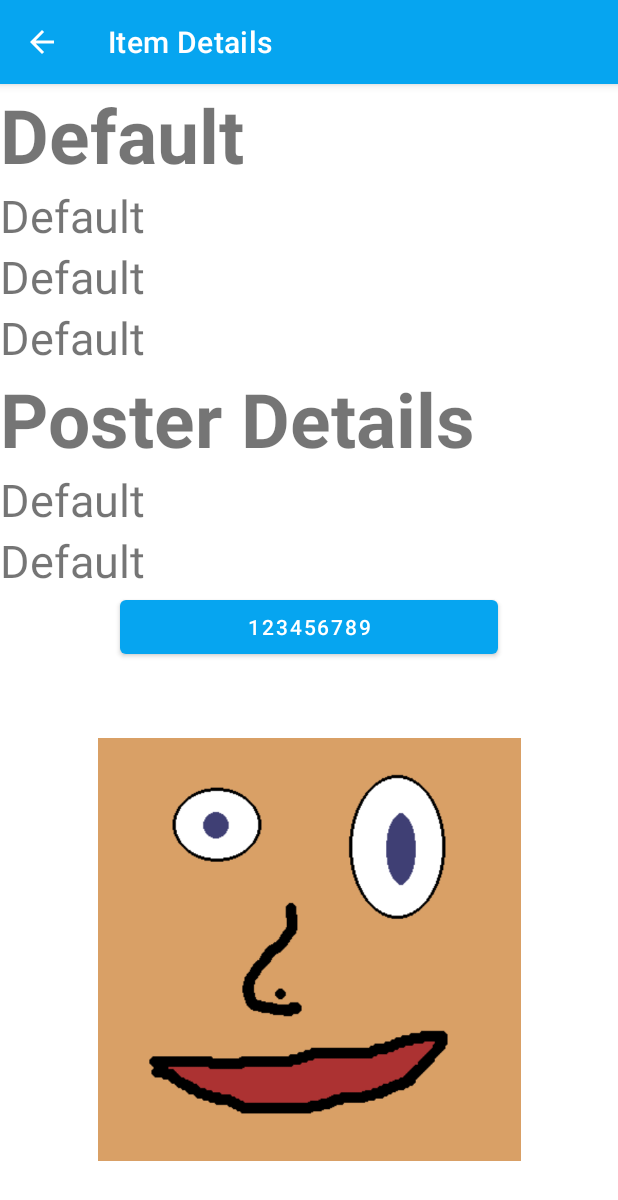
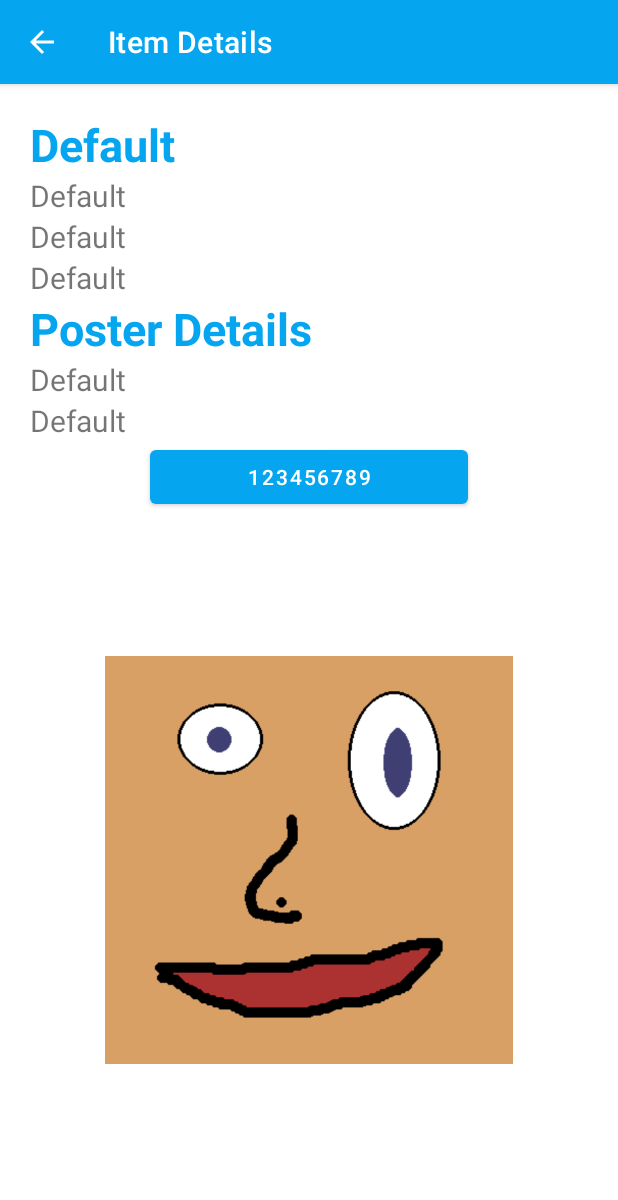
Before and after one commit to MatthewFraser22/CP470-Losty, an Android app: the ItemProfile screen opened directly, with no data from a screen before it, on a phone screen of 412 x 824 dp. Shown: the top 1200 px of the screen. Run offline under Robolectric (Android 15) with nearby library versions, the phone set to English and light mode, and no system bars; 1 statement that could not run was skipped.

Commit message:
Added Signout to the profile page & made UI changs

```diff
--- a/app/src/main/res/layout/activity_item_profile.xml
+++ b/app/src/main/res/layout/activity_item_profile.xml
@@ -4,6 +4,7 @@
     xmlns:tools="http://schemas.android.com/tools"
     android:layout_width="match_parent"
     android:layout_height="match_parent"
+    android:layout_margin="20dp"
     android:orientation="vertical"
     tools:context=".ItemProfile">
 
@@ -12,45 +13,47 @@
         android:layout_width="match_parent"
         android:layout_height="wrap_content"
         android:text="Default"
-        android:textSize="50sp"
+        android:textColor="@color/toolbar"
+        android:textSize="30sp"
         android:textStyle="bold"/>
     <TextView
         android:id="@+id/ItemProfileBrand"
         android:layout_width="match_parent"
         android:layout_height="wrap_content"
         android:text="Default"
-        android:textSize="30sp"/>
+        android:textSize="20sp"/>
     <TextView
         android:id="@+id/ItemProfileColor"
         android:layout_width="match_parent"
         android:layout_height="wrap_content"
         android:text="Default"
-        android:textSize="30sp"/>
+        android:textSize="20sp"/>
     <TextView
         android:id="@+id/ItemProfileDesc"
         android:layout_width="match_parent"
         android:layout_height="wrap_content"
         android:text="Default"
-        android:textSize="30sp"/>
+        android:textSize="20sp"/>
     <TextView
         android:id="@+id/UserProfileStaticText"
         android:layout_width="match_parent"
         android:layout_height="wrap_content"
+        android:textColor="@color/toolbar"
         android:text="@string/post_select_user_static"
-        android:textSize="50sp"
+        android:textSize="30sp"
         android:textStyle="bold"/>
     <TextView
         android:id="@+id/UserProfileName"
         android:layout_width="match_parent"
         android:layout_height="wrap_content"
         android:text="Default"
-        android:textSize="30sp"/>
+        android:textSize="20sp"/>
     <TextView
         android:id="@+id/UserProfileEmail"
         android:layout_width="match_parent"
         android:layout_height="wrap_content"
         android:text="Default"
-        android:textSize="30sp"/>
+        android:textSize="20sp"/>
     <Button
         android:id="@+id/PhoneButton"
         android:layout_width="match_parent"
--- a/app/src/main/res/layout/activity_post.xml
+++ b/app/src/main/res/layout/activity_post.xml
@@ -45,7 +45,7 @@
                         android:text="@string/lost_post_title"
                         android:textAllCaps="true"
                         android:textAppearance="@style/TextAppearance.AppCompat.Display1"
-                        android:textColor="@color/red"
+                        android:textColor="@color/toolbar"
                         android:textSize="24sp" />
 
                     <TextView
@@ -130,7 +130,7 @@
                         android:id="@+id/postButton"
                         android:layout_width="match_parent"
                         android:layout_height="wrap_content"
-                        android:backgroundTint="@color/post_button_red"
+                        android:backgroundTint="@color/toolbar"
                         android:gravity="center_horizontal"
                         android:text="@string/post_button"
                         android:textStyle="bold"
--- a/app/src/main/res/layout/fragment_sign_in_out.xml
+++ b/app/src/main/res/layout/fragment_sign_in_out.xml
@@ -13,6 +13,6 @@
         android:layout_marginTop="200dp"
         android:fontFamily="Arial"
         android:textStyle="bold"
-        android:text="To sign out, top on the profile option at the bottom of the screen. At the bottom of the profile page you will see an option to sign out. Once signed out, you will be prompted to sign in." />
+        android:text="To sign out, tap on the profile option at the bottom of the screen. At the bottom of the profile page you will see an option to sign out. Once signed out, you will be prompted to sign in." />
 
 </FrameLayout>
--- a/app/src/main/res/values/strings.xml
+++ b/app/src/main/res/values/strings.xml
@@ -29,4 +29,5 @@
     <string name="name">Name: </string>
     <string name="email">Email: </string>
     <string name="item_profile_title">Item Details</string>
+    <string name="sign_out">Sign out</string>
 </resources>
```
Also changed, not shown: app/src/main/java/com/matthewfraser/cp470_losty/ProfileActivity.java (+12 -0 lines), app/src/main/res/layout/activity_profile.xml (+12 -0 lines), 1 other file.
